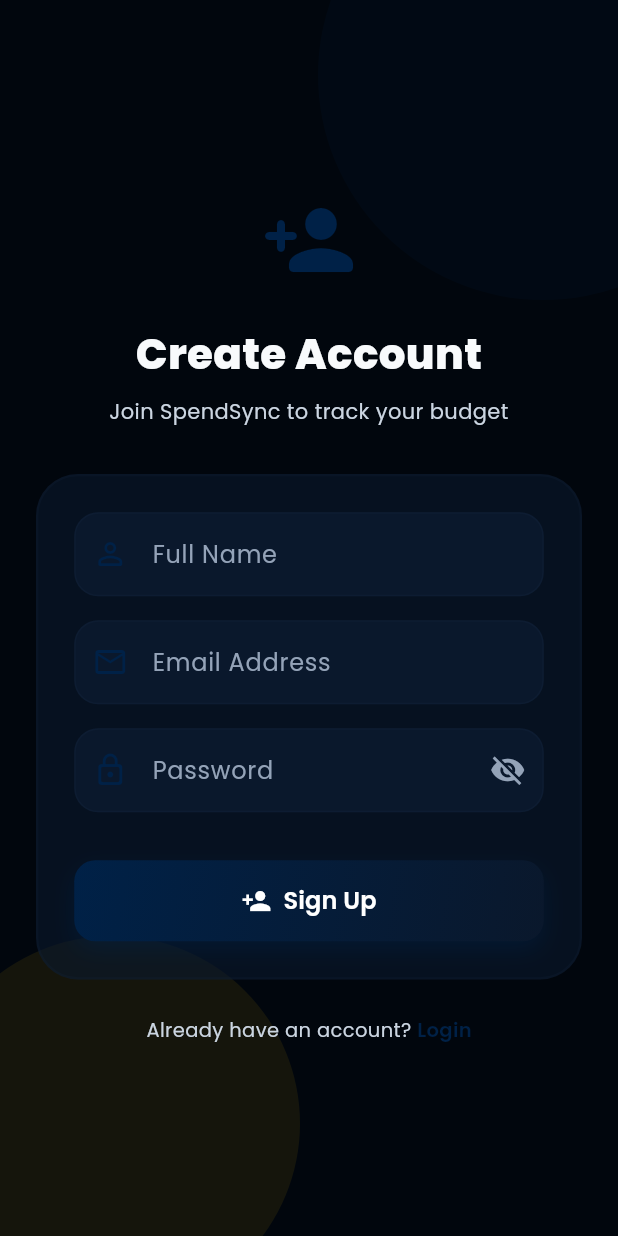
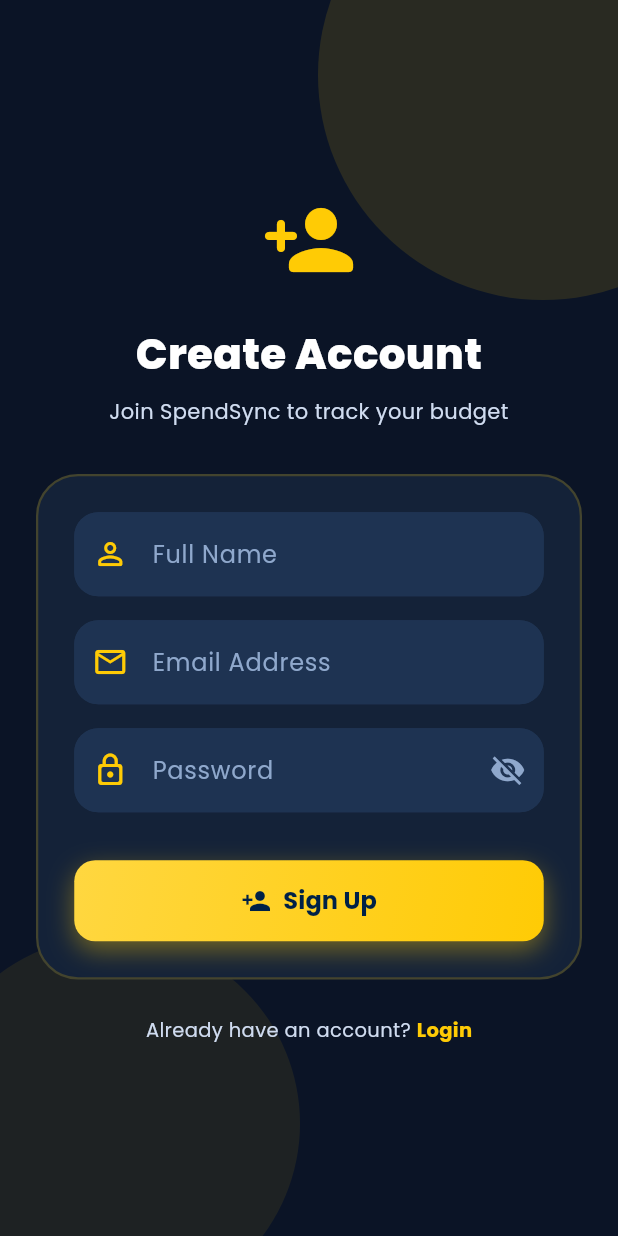
Before and after one commit to Hassan285hk/betaspendsync, a Flutter app: the screen it shows after launch, after a tap on "Sign Up", on a phone screen of 412 x 824 dp. Run offline on Flutter 3.47's test engine with Material 3 defaults, Android fonts, the phone set to English and light mode, and no system bars; our stand-ins replace cloud_firestore, firebase_auth, firebase_core, fl_chart, google_fonts; accounts and stored records are empty; network calls fail.

Commit message:
feat: implement dashboard, login, and navigation screens with custom UI components and color theme

```diff
--- a/lib/main.dart
+++ b/lib/main.dart
@@ -37,10 +37,13 @@
         scaffoldBackgroundColor: AppColors.background,
         primaryColor: AppColors.primary,
         colorScheme: const ColorScheme.dark(
-          primary: AppColors.primary,
+          primary: AppColors.accent,
           secondary: AppColors.accent,
           surface: AppColors.cardBackground,
           error: AppColors.error,
+          onPrimary: AppColors.primary,
+          onSecondary: AppColors.primary,
+          onSurface: AppColors.textPrimary,
         ),
         textTheme: GoogleFonts.poppinsTextTheme(ThemeData.dark().textTheme)
             .copyWith(
@@ -56,9 +59,9 @@
           titleTextStyle: TextStyle(
             fontSize: 20,
             fontWeight: FontWeight.bold,
-            color: Colors.white,
+            color: AppColors.textPrimary,
           ),
-          iconTheme: IconThemeData(color: Colors.white),
+          iconTheme: IconThemeData(color: AppColors.accent),
         ),
         cardTheme: CardThemeData(
           color: AppColors.cardBackground,
@@ -73,25 +76,25 @@
         ),
         inputDecorationTheme: InputDecorationTheme(
           filled: true,
-          fillColor: AppColors.cardBackground,
+          fillColor: AppColors.surfaceLight,
           labelStyle: const TextStyle(color: AppColors.textLight),
-          floatingLabelStyle: const TextStyle(color: AppColors.primary),
+          floatingLabelStyle: const TextStyle(color: AppColors.accent),
           hintStyle: const TextStyle(color: AppColors.textLight),
           border: OutlineInputBorder(
             borderRadius: BorderRadius.circular(16),
             borderSide: BorderSide(
-              color: AppColors.surfaceLight.withOpacity(0.3),
+              color: AppColors.surfaceLight,
             ),
           ),
           enabledBorder: OutlineInputBorder(
             borderRadius: BorderRadius.circular(16),
             borderSide: BorderSide(
-              color: AppColors.surfaceLight.withOpacity(0.3),
+              color: AppColors.surfaceLight,
             ),
           ),
           focusedBorder: OutlineInputBorder(
             borderRadius: BorderRadius.circular(16),
-            borderSide: const BorderSide(color: AppColors.primary, width: 2),
+            borderSide: const BorderSide(color: AppColors.accent, width: 2),
           ),
           errorBorder: OutlineInputBorder(
             borderRadius: BorderRadius.circular(16),
--- a/lib/screens/budget_screen.dart
+++ b/lib/screens/budget_screen.dart
@@ -235,7 +235,7 @@
                             _isEditing = true;
                             _budgetController.text = state.monthlyBudget.toStringAsFixed(0);
                           }),
-                          icon: const Icon(Icons.edit_rounded, color: AppColors.primary, size: 20),
+                          icon: const Icon(Icons.edit_rounded, color: AppColors.accent, size: 20),
                         )
                       else
                         IconButton(
--- a/lib/screens/dashboard_screen.dart
+++ b/lib/screens/dashboard_screen.dart
@@ -71,18 +71,18 @@
                       decoration: BoxDecoration(
                         shape: BoxShape.circle,
                         border: Border.all(
-                          color: AppColors.primary.withOpacity(0.3),
-                          width: 1.5,
+                          color: AppColors.accent,
+                          width: 2,
                         ),
                       ),
                       child: CircleAvatar(
                         radius: 22,
-                        backgroundColor: AppColors.surfaceLight,
+                        backgroundColor: AppColors.accent.withOpacity(0.2),
                         child: Text(
                           state.userName.isNotEmpty ? state.userName[0].toUpperCase() : 'U',
                           style: GoogleFonts.poppins(
                             fontWeight: FontWeight.bold,
-                            color: AppColors.primary,
+                            color: AppColors.accent,
                           ),
                         ),
                       ),
@@ -125,7 +125,7 @@
                           ),
                           const Icon(
                             Icons.wifi_rounded,
-                            color: Colors.white,
+                            color: AppColors.accent,
                             size: 20,
                           ),
                         ],
@@ -302,16 +302,16 @@
               MaterialPageRoute(builder: (_) => const AddExpenseScreen()),
             );
           },
-          elevation: 4,
-          icon: const Icon(Icons.add_rounded, color: Colors.white),
+          elevation: 6,
+          icon: const Icon(Icons.add_rounded, color: AppColors.primary),
           label: Text(
             'Add Expense',
             style: GoogleFonts.poppins(
-              fontWeight: FontWeight.w600,
-              color: Colors.white,
+              fontWeight: FontWeight.w700,
+              color: AppColors.primary,
             ),
           ),
-          backgroundColor: AppColors.primary,
+          backgroundColor: AppColors.accent,
         ),
       ),
     );
--- a/lib/screens/login_screen.dart
+++ b/lib/screens/login_screen.dart
@@ -71,30 +71,32 @@
   @override
   Widget build(BuildContext context) {
     return Scaffold(
+      backgroundColor: AppColors.background,
       body: Stack(
         children: [
-          // Background decorative gradient circles/orbs
+          // Background orb — yellow glow top-right
           Positioned(
-            top: -100,
-            right: -100,
+            top: -80,
+            right: -80,
             child: Container(
-              width: 300,
-              height: 300,
+              width: 280,
+              height: 280,
               decoration: BoxDecoration(
                 shape: BoxShape.circle,
-                color: AppColors.primary.withOpacity(0.12),
+                color: AppColors.accent.withOpacity(0.12),
               ),
             ),
           ),
+          // Background orb — blue glow bottom-left
           Positioned(
-            bottom: -50,
-            left: -50,
+            bottom: -60,
+            left: -60,
             child: Container(
-              width: 250,
-              height: 250,
+              width: 260,
+              height: 260,
               decoration: BoxDecoration(
                 shape: BoxShape.circle,
-                color: AppColors.accent.withOpacity(0.08),
+                color: AppColors.primaryLight.withOpacity(0.18),
               ),
             ),
           ),
@@ -106,10 +108,11 @@
                   mainAxisAlignment: MainAxisAlignment.center,
                   crossAxisAlignment: CrossAxisAlignment.stretch,
                   children: [
+                    // Yellow wallet icon
                     const Icon(
                       Icons.account_balance_wallet_rounded,
-                      size: 64,
-                      color: AppColors.primary,
+                      size: 68,
+                      color: AppColors.accent,
                     ),
                     const SizedBox(height: 24),
                     Text(
@@ -134,10 +137,10 @@
                     Container(
                       padding: const EdgeInsets.all(24),
                       decoration: BoxDecoration(
-                        color: AppColors.cardBackground.withOpacity(0.6),
+                        color: AppColors.cardBackground,
                         borderRadius: BorderRadius.circular(28),
                         border: Border.all(
-                          color: AppColors.surfaceLight.withOpacity(0.2),
+                          color: AppColors.accent.withOpacity(0.2),
                           width: 1.5,
                         ),
                       ),
@@ -147,11 +150,12 @@
                           TextField(
                             controller: _emailController,
                             keyboardType: TextInputType.emailAddress,
+                            style: const TextStyle(color: AppColors.textPrimary),
                             decoration: const InputDecoration(
                               labelText: 'Email Address',
                               prefixIcon: Icon(
                                 Icons.email_outlined,
-                                color: AppColors.primary,
+                                color: AppColors.accent,
                               ),
                             ),
                           ),
@@ -159,11 +163,12 @@
                           TextField(
                             controller: _passwordController,
                             obscureText: _obscurePassword,
+                            style: const TextStyle(color: AppColors.textPrimary),
                             decoration: InputDecoration(
                               labelText: 'Password',
                               prefixIcon: const Icon(
                                 Icons.lock_outline_rounded,
-                                color: AppColors.primary,
+                                color: AppColors.accent,
                               ),
                               suffixIcon: IconButton(
                                 icon: Icon(
@@ -206,8 +211,8 @@
                           child: Text(
                             'Sign Up',
                             style: GoogleFonts.poppins(
-                              color: AppColors.primary,
-                              fontWeight: FontWeight.w600,
+                              color: AppColors.accent,
+                              fontWeight: FontWeight.w700,
                               fontSize: 13,
                             ),
                           ),
--- a/lib/screens/main_nav_screen.dart
+++ b/lib/screens/main_nav_screen.dart
@@ -82,15 +82,15 @@
                           ),
                           decoration: BoxDecoration(
                             color: isSelected
-                                ? AppColors.primary.withOpacity(0.15)
+                                ? AppColors.accent.withOpacity(0.18)
                                 : Colors.transparent,
                             borderRadius: BorderRadius.circular(14),
                           ),
                           child: Icon(
                             item.icon,
                             color: isSelected
-                                ? AppColors.primary
-                                : AppColors.textLight.withOpacity(0.8),
+                                ? AppColors.accent
+                                : AppColors.textLight,
                             size: 22,
                           ),
                         ),
@@ -100,7 +100,7 @@
                           style: GoogleFonts.poppins(
                             fontSize: 10,
                             fontWeight: isSelected ? FontWeight.w600 : FontWeight.w500,
-                            color: isSelected ? AppColors.primary : AppColors.textLight,
+                            color: isSelected ? AppColors.accent : AppColors.textLight,
                           ),
                         ),
                       ],
--- a/lib/screens/profile_screen.dart
+++ b/lib/screens/profile_screen.dart
@@ -125,13 +125,13 @@
                 children: [
                   CircleAvatar(
                     radius: 40,
-                    backgroundColor: AppColors.primary.withOpacity(0.15),
+                    backgroundColor: AppColors.accent.withOpacity(0.2),
                     child: Text(
                       state.userName.isNotEmpty ? state.userName[0].toUpperCase() : 'U',
                       style: GoogleFonts.poppins(
                         fontSize: 32,
                         fontWeight: FontWeight.bold,
-                        color: AppColors.primary,
+                        color: AppColors.accent,
                       ),
                     ),
                   ),
@@ -150,12 +150,12 @@
                           ),
                         ),
                         const SizedBox(width: 6),
-                        GestureDetector(
-                          onTap: () => setState(() {
+                        IconButton(
+                          onPressed: () => setState(() {
                             _isEditingName = true;
                             _nameController.text = state.userName;
                           }),
-                          child: const Icon(Icons.edit_rounded, color: AppColors.primary, size: 16),
+                          icon: const Icon(Icons.edit_rounded, color: AppColors.accent, size: 20),
                         ),
                       ],
                     )
--- a/lib/screens/signup_screen.dart
+++ b/lib/screens/signup_screen.dart
@@ -85,7 +85,7 @@
               height: 300,
               decoration: BoxDecoration(
                 shape: BoxShape.circle,
-                color: AppColors.primary.withOpacity(0.12),
+                color: AppColors.accent.withOpacity(0.12),
               ),
             ),
           ),
@@ -112,7 +112,7 @@
                     const Icon(
                       Icons.person_add_rounded,
                       size: 64,
-                      color: AppColors.primary,
+                      color: AppColors.accent,
                     ),
                     const SizedBox(height: 24),
                     Text(
@@ -137,10 +137,10 @@
                     Container(
                       padding: const EdgeInsets.all(24),
                       decoration: BoxDecoration(
-                        color: AppColors.cardBackground.withOpacity(0.6),
+                        color: AppColors.cardBackground,
                         borderRadius: BorderRadius.circular(28),
                         border: Border.all(
-                          color: AppColors.surfaceLight.withOpacity(0.2),
+                          color: AppColors.accent.withOpacity(0.2),
                           width: 1.5,
                         ),
                       ),
@@ -154,7 +154,7 @@
                               labelText: 'Full Name',
                               prefixIcon: Icon(
                                 Icons.person_outline_rounded,
-                                color: AppColors.primary,
+                                color: AppColors.accent,
                               ),
                             ),
                           ),
@@ -166,7 +166,7 @@
                               labelText: 'Email Address',
                               prefixIcon: Icon(
                                 Icons.email_outlined,
-                                color: AppColors.primary,
+                                color: AppColors.accent,
                               ),
                             ),
                           ),
@@ -178,7 +178,7 @@
                               labelText: 'Password',
                               prefixIcon: const Icon(
                                 Icons.lock_outline_rounded,
-                                color: AppColors.primary,
+                                color: AppColors.accent,
                               ),
                               suffixIcon: IconButton(
                                 icon: Icon(
@@ -218,8 +218,8 @@
                           child: Text(
                             'Login',
                             style: GoogleFonts.poppins(
-                              color: AppColors.primary,
-                              fontWeight: FontWeight.w600,
+                              color: AppColors.accent,
+                              fontWeight: FontWeight.w700,
                               fontSize: 13,
                             ),
                           ),
--- a/lib/utils/colors.dart
+++ b/lib/utils/colors.dart
@@ -2,20 +2,21 @@
 
 class AppColors {
   // ================= CORE THEME COLORS =================
-  static const Color primary = Color(0xFF002147);      // Oxford Blue
-  static const Color primaryDark = Color(0xFF001229);  // Deep Dark Blue
-  static const Color primaryLight = Color(0xFF0D3E74); // Medium Oxford Blue
-  static const Color accent = Color(0xFFFFCB05);       // Maize Yellow
+  static const Color primary = Color(0xFF002147);       // Oxford Blue
+  static const Color primaryDark = Color(0xFF001229);   // Deep Dark Blue
+  static const Color primaryLight = Color(0xFF0D3E74);  // Medium Oxford Blue
+  static const Color accent = Color(0xFFFFCB05);        // Maize Yellow
+  static const Color accentDark = Color(0xFFD4A800);    // Darker Maize (for shadows)
 
-  // ================= DEEP NAVY OBSIDIAN THEME =================
-  static const Color background = Color(0xFF01060D);       // Very Dark Blue-Black
-  static const Color cardBackground = Color(0xFF0A182C);   // Sleek Dark Navy Card
-  static const Color surfaceLight = Color(0xFF14263F);     // Lighter Navy surface
+  // ================= BACKGROUND / SURFACE COLORS =================
+  static const Color background = Color(0xFF0B1426);        // Deep Navy (lighter than before)
+  static const Color cardBackground = Color(0xFF142238);    // Visible card navy
+  static const Color surfaceLight = Color(0xFF1E3352);      // Lighter navy surface
 
   // ================= TEXT STYLE COLORS =================
-  static const Color textPrimary = Color(0xFFF8FAFC);      // White-slate
-  static const Color textSecondary = Color(0xFFCBD5E1);    // Soft light gray
-  static const Color textLight = Color(0xFF94A3B8);        // Muted gray
+  static const Color textPrimary = Color(0xFFFFFFFF);       // Pure White — max contrast
+  static const Color textSecondary = Color(0xFFD0DCF0);     // Light blue-white
+  static const Color textLight = Color(0xFF8FA8CC);         // Muted blue-gray
   static const Color textWhite = Color(0xFFFFFFFF);
 
   // ================= STATUS COLORS =================
@@ -25,28 +26,30 @@
   static const Color info = Color(0xFF3B82F6);    // Dodger Blue
 
   // ================= CATEGORY COLORS =================
-  static const Color food = Color(0xFFF87171);          // Pastel Red
-  static const Color transport = Color(0xFF38BDF8);     // Light Blue
-  static const Color shopping = Color(0xFFFBBF24);      // Yellow
-  static const Color bills = Color(0xFF818CF8);         // Indigo
-  static const Color entertainment = Color(0xFFF472B6); // Pink
-  static const Color others = Color(0xFFA7F3D0);        // Mint
+  static const Color food = Color(0xFFF87171);           // Pastel Red
+  static const Color transport = Color(0xFF38BDF8);      // Light Blue
+  static const Color shopping = Color(0xFFFBBF24);       // Yellow
+  static const Color bills = Color(0xFF818CF8);          // Indigo
+  static const Color entertainment = Color(0xFFF472B6);  // Pink
+  static const Color others = Color(0xFFA7F3D0);         // Mint
 
   // ================= GRADIENTS =================
+  // Primary card gradient: Oxford Blue shades
   static const LinearGradient primaryGradient = LinearGradient(
-    colors: [Color(0xFF002147), Color(0xFF0A182C)],
+    colors: [Color(0xFF0D3E74), Color(0xFF002147)],
+    begin: Alignment.topLeft,
+    end: Alignment.bottomRight,
+  );
+
+  // Accent / CTA gradient: Maize Yellow
+  static const LinearGradient accentGradient = LinearGradient(
+    colors: [Color(0xFFFFD740), Color(0xFFFFCB05)],
     begin: Alignment.topLeft,
     end: Alignment.bottomRight,
   );
 
   static const LinearGradient cardGradient = LinearGradient(
-    colors: [Color(0xFF0A182C), Color(0xFF020914)],
-    begin: Alignment.topLeft,
-    end: Alignment.bottomRight,
-  );
-
-  static const LinearGradient accentGradient = LinearGradient(
-    colors: [Color(0xFFFFCB05), Color(0xFFDCA800)],
+    colors: [Color(0xFF0D3E74), Color(0xFF0B1426)],
     begin: Alignment.topLeft,
     end: Alignment.bottomRight,
   );
--- a/lib/widgets/custom_button.dart
+++ b/lib/widgets/custom_button.dart
@@ -29,21 +29,21 @@
           ? OutlinedButton(
               onPressed: isLoading ? null : onPressed,
               style: OutlinedButton.styleFrom(
-                side: const BorderSide(color: AppColors.primary, width: 2),
+                side: const BorderSide(color: AppColors.accent, width: 2),
                 shape: RoundedRectangleBorder(
                   borderRadius: BorderRadius.circular(14),
                 ),
               ),
-              child: _buildChild(AppColors.primary),
+              child: _buildChild(AppColors.accent),
             )
           : Container(
               decoration: BoxDecoration(
-                gradient: AppColors.primaryGradient,
+                gradient: AppColors.accentGradient,
                 borderRadius: BorderRadius.circular(14),
                 boxShadow: [
                   BoxShadow(
-                    color: AppColors.primary.withOpacity(0.4),
-                    blurRadius: 12,
+                    color: AppColors.accent.withOpacity(0.4),
+                    blurRadius: 14,
                     offset: const Offset(0, 6),
                   ),
                 ],
@@ -57,7 +57,8 @@
                     borderRadius: BorderRadius.circular(14),
                   ),
                 ),
-                child: _buildChild(Colors.white),
+                // Dark text on yellow background for contrast
+                child: _buildChild(AppColors.primary),
               ),
             ),
     );
@@ -80,13 +81,13 @@
           Text(label,
               style: GoogleFonts.poppins(
                   fontSize: 16,
-                  fontWeight: FontWeight.w600,
+                  fontWeight: FontWeight.w700,
                   color: color)),
         ],
       );
     }
     return Text(label,
         style: GoogleFonts.poppins(
-            fontSize: 16, fontWeight: FontWeight.w600, color: color));
+            fontSize: 16, fontWeight: FontWeight.w700, color: color));
   }
 }
```
